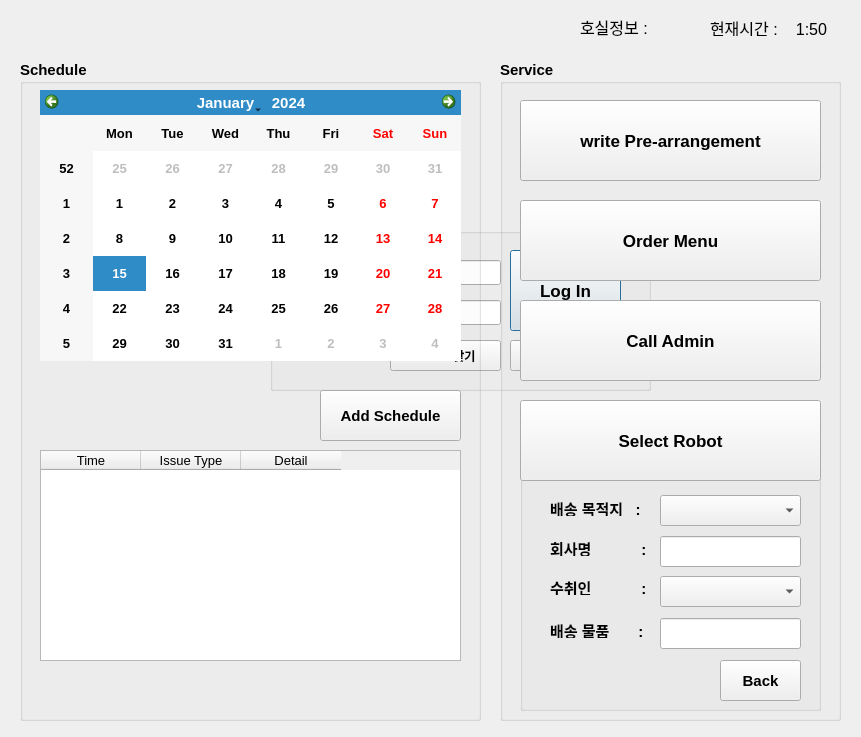
Above: src/rio_ui/rio_ui/ui/user_service.ui from addinedu-ros-4th/ros-repo-1 before the change. Below: the same form after it.
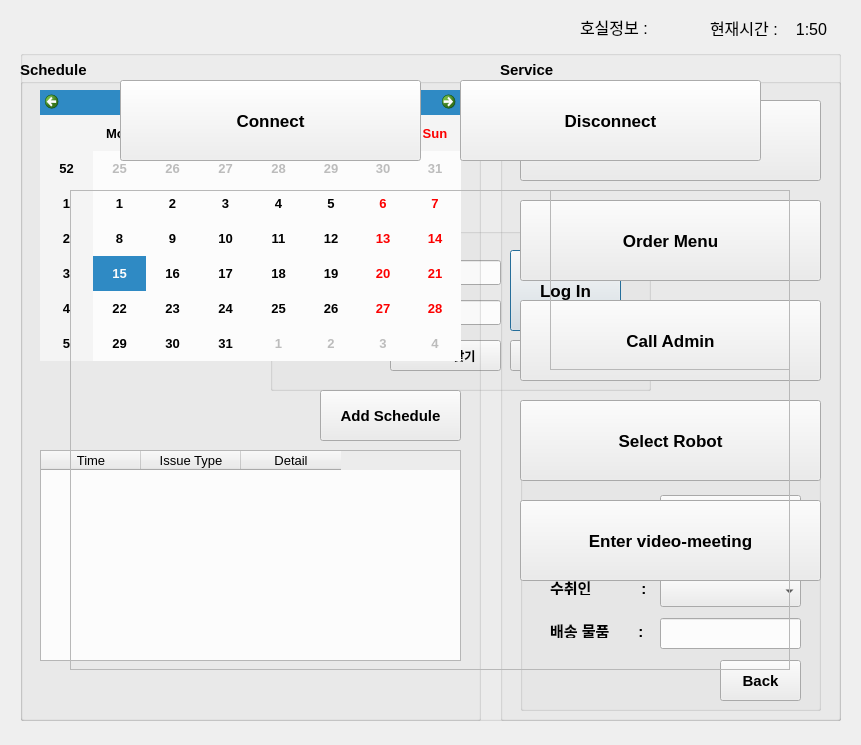
That is the form after the change.

Commit message: update video-meeting

```diff
--- a/src/rio_ui/rio_ui/ui/user_service.ui
+++ b/src/rio_ui/rio_ui/ui/user_service.ui
@@ -7,7 +7,7 @@
     <x>0</x>
     <y>0</y>
     <width>861</width>
-    <height>737</height>
+    <height>745</height>
    </rect>
   </property>
   <property name="windowTitle">
@@ -457,6 +457,26 @@
      <string>Select Robot</string>
     </property>
    </widget>
+   <widget class="QPushButton" name="enter_videomeet_bt">
+    <property name="geometry">
+     <rect>
+      <x>20</x>
+      <y>440</y>
+      <width>301</width>
+      <height>81</height>
+     </rect>
+    </property>
+    <property name="font">
+     <font>
+      <pointsize>13</pointsize>
+      <weight>75</weight>
+      <bold>true</bold>
+     </font>
+    </property>
+    <property name="text">
+     <string>Enter video-meeting</string>
+    </property>
+   </widget>
   </widget>
   <widget class="QLabel" name="label_3">
    <property name="geometry">
@@ -639,6 +659,91 @@
     <string/>
    </property>
   </widget>
+  <widget class="QGroupBox" name="video_confGroup">
+   <property name="geometry">
+    <rect>
+     <x>20</x>
+     <y>50</y>
+     <width>821</width>
+     <height>671</height>
+    </rect>
+   </property>
+   <property name="title">
+    <string/>
+   </property>
+   <widget class="QLabel" name="video_conf_frame">
+    <property name="geometry">
+     <rect>
+      <x>50</x>
+      <y>140</y>
+      <width>720</width>
+      <height>480</height>
+     </rect>
+    </property>
+    <property name="frameShape">
+     <enum>QFrame::StyledPanel</enum>
+    </property>
+    <property name="text">
+     <string/>
+    </property>
+   </widget>
+   <widget class="QLabel" name="video_conf_frame_2">
+    <property name="geometry">
+     <rect>
+      <x>530</x>
+      <y>140</y>
+      <width>240</width>
+      <height>180</height>
+     </rect>
+    </property>
+    <property name="frameShape">
+     <enum>QFrame::StyledPanel</enum>
+    </property>
+    <property name="text">
+     <string/>
+    </property>
+   </widget>
+   <widget class="QPushButton" name="connect_meet_bt">
+    <property name="geometry">
+     <rect>
+      <x>100</x>
+      <y>30</y>
+      <width>301</width>
+      <height>81</height>
+     </rect>
+    </property>
+    <property name="font">
+     <font>
+      <pointsize>13</pointsize>
+      <weight>75</weight>
+      <bold>true</bold>
+     </font>
+    </property>
+    <property name="text">
+     <string>Connect</string>
+    </property>
+   </widget>
+   <widget class="QPushButton" name="disconnect_meet_bt">
+    <property name="geometry">
+     <rect>
+      <x>440</x>
+      <y>30</y>
+      <width>301</width>
+      <height>81</height>
+     </rect>
+    </property>
+    <property name="font">
+     <font>
+      <pointsize>13</pointsize>
+      <weight>75</weight>
+      <bold>true</bold>
+     </font>
+    </property>
+    <property name="text">
+     <string>Disconnect</string>
+    </property>
+   </widget>
+  </widget>
  </widget>
  <resources/>
  <connections/>
```
The commit also changes 6 other files.
